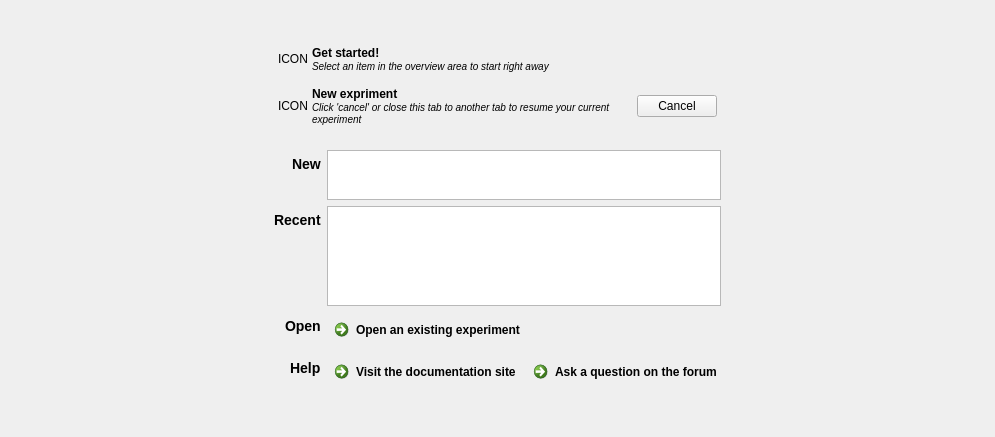
The window that resources/ui/start_new_widget.ui (open-cogsci/OpenSesame) describes before a commit, drawn with Qt 5.
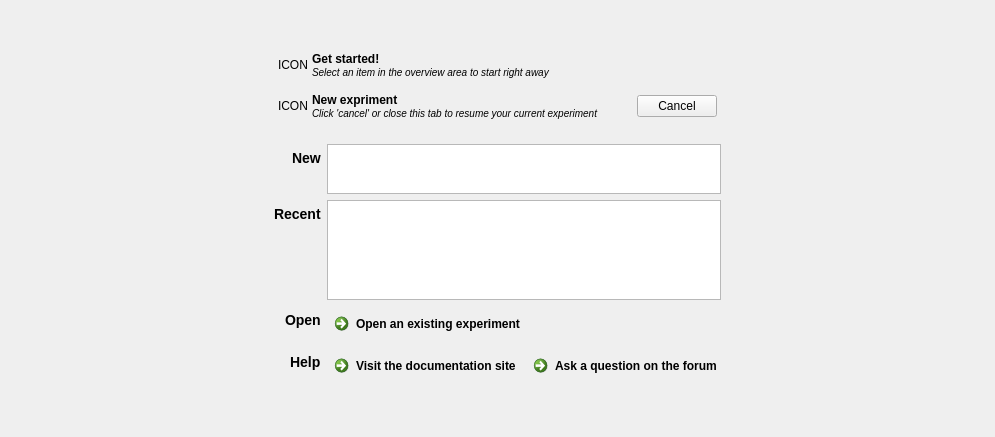
The same window after the commit. Custom widgets are drawn as their Qt base class.

Commit message: Fix typo in start new widget

The edit to the form file:
```diff
--- a/resources/ui/start_new_widget.ui
+++ b/resources/ui/start_new_widget.ui
@@ -253,7 +253,7 @@
                 <widget class="QLabel" name="label">
                  <property name="text">
                   <string>&lt;b&gt;New expriment&lt;/b&gt;&lt;br /&gt;
-&lt;small&gt;&lt;i&gt;Click 'cancel' or close this tab to another tab to resume your current experiment&lt;/i&gt;&lt;/small&gt;</string>
+&lt;small&gt;&lt;i&gt;Click 'cancel' or close this tab to resume your current experiment&lt;/i&gt;&lt;/small&gt;</string>
                  </property>
                  <property name="wordWrap">
                   <bool>true</bool>
```
The commit also changes 1 other file.
